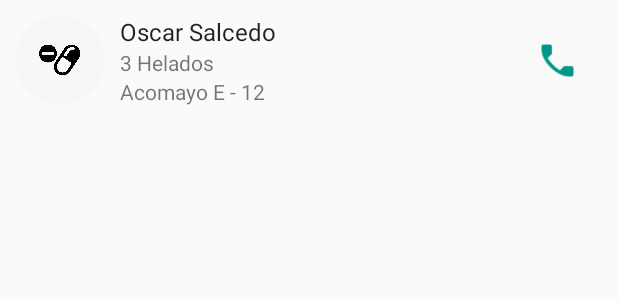
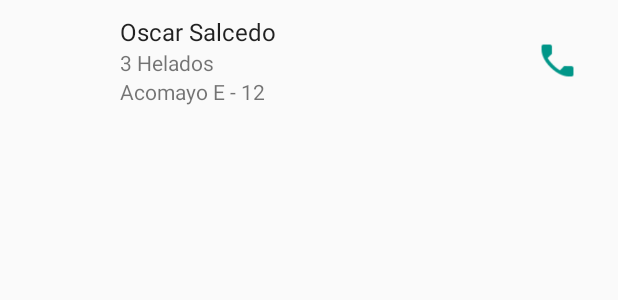
Before and after one commit to CarosDrean/Farmacia-Ayabaca, an Android app: the layout item_order.xml on its own in the app's theme, with its tools: preview values and no code run, on a phone screen of 412 x 824 dp. Shown: the top 300 px of the screen. Run offline under Robolectric (Android 15) with nearby library versions, the phone set to English and light mode, and no system bars.

Commit message:
holder deleted item order

```diff
--- a/app/src/main/res/layout/item_order.xml
+++ b/app/src/main/res/layout/item_order.xml
@@ -11,7 +11,6 @@
         android:id="@+id/img_order"
         android:layout_width="60dp"
         android:layout_height="60dp"
-        android:src="@drawable/holder"
         android:layout_centerVertical="true"/>
 
     <TextView
```
Also changed, not shown: 1 other file.
